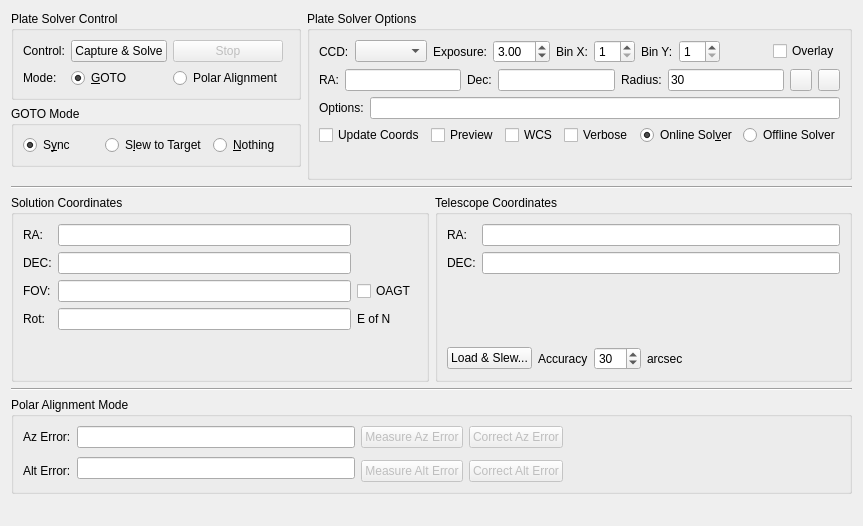
Above: kstars/ekos/align.ui from KDE/kstars before the change. Below: the same form after it.
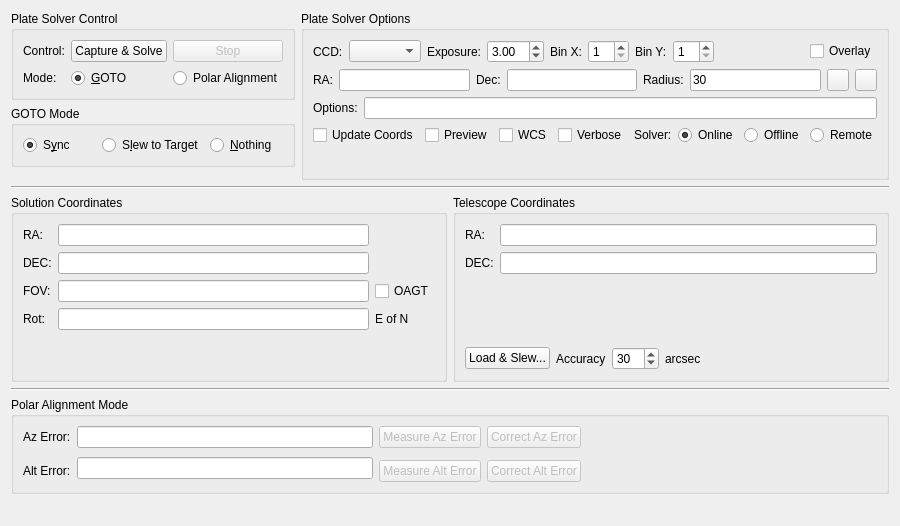
That is the form after the change. Custom widgets are drawn as their Qt base class.

Commit message: Add support to remote astrometry solver in INDI::CCD driver

Patch:
```diff
--- a/kstars/ekos/align.ui
+++ b/kstars/ekos/align.ui
@@ -504,9 +504,19 @@
            </spacer>
           </item>
           <item>
-           <widget class="QRadioButton" name="kcfg_onlineSolver">
+           <widget class="QLabel" name="label_21">
             <property name="text">
-             <string>Online Sol&amp;ver</string>
+             <string>Solver:</string>
+            </property>
+           </widget>
+          </item>
+          <item>
+           <widget class="QRadioButton" name="onlineSolverR">
+            <property name="toolTip">
+             <string>Use online astrometry.net solver to solve the image. You must have an internet connection and a valid API key.</string>
+            </property>
+            <property name="text">
+             <string>Online</string>
             </property>
             <property name="checked">
              <bool>true</bool>
@@ -516,8 +526,24 @@
           <item>
            <widget class="QRadioButton" name="kcfg_offlineSolver">
             <property name="text">
-             <string>Offline Solver</string>
+             <string>Offline</string>
             </property>
+            <attribute name="buttonGroup">
+             <string notr="true">solverTypeGroup</string>
+            </attribute>
+           </widget>
+          </item>
+          <item>
+           <widget class="QRadioButton" name="remoteSolverR">
+            <property name="toolTip">
+             <string>Use astrometry solver on remote machine running INDI server.</string>
+            </property>
+            <property name="text">
+             <string>Remote</string>
+            </property>
+            <attribute name="buttonGroup">
+             <string notr="true">solverTypeGroup</string>
+            </attribute>
            </widget>
           </item>
          </layout>
```
Left out of the diff: 11 changed lines with no effect on the pictures. The commit also changes 7 other files.
